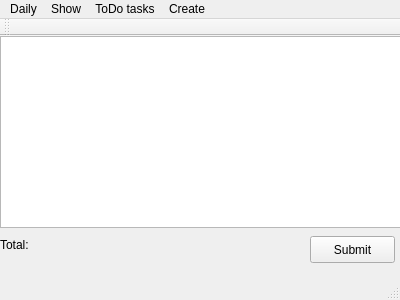
vladimirstoyanov/ArchLinuxScripts, file habbit/mainwindow.ui: the form before one commit.
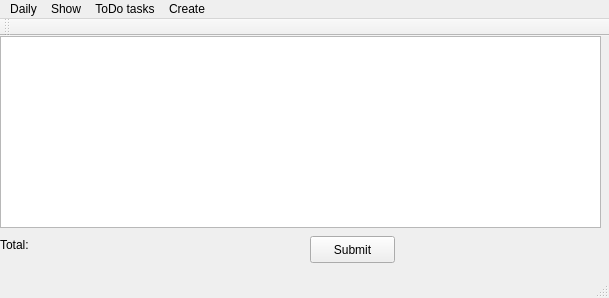
The form after the commit.

Patch:
```diff
--- a/habbit/mainwindow.ui
+++ b/habbit/mainwindow.ui
@@ -6,8 +6,8 @@
    <rect>
     <x>0</x>
     <y>0</y>
-    <width>400</width>
-    <height>300</height>
+    <width>609</width>
+    <height>298</height>
    </rect>
   </property>
   <property name="windowTitle">
@@ -19,7 +19,7 @@
      <rect>
       <x>0</x>
       <y>0</y>
-      <width>401</width>
+      <width>601</width>
       <height>192</height>
      </rect>
     </property>
@@ -56,8 +56,8 @@
     <rect>
      <x>0</x>
      <y>0</y>
-     <width>400</width>
-     <height>27</height>
+     <width>609</width>
+     <height>30</height>
     </rect>
    </property>
    <widget class="QMenu" name="menuDaily">
```
